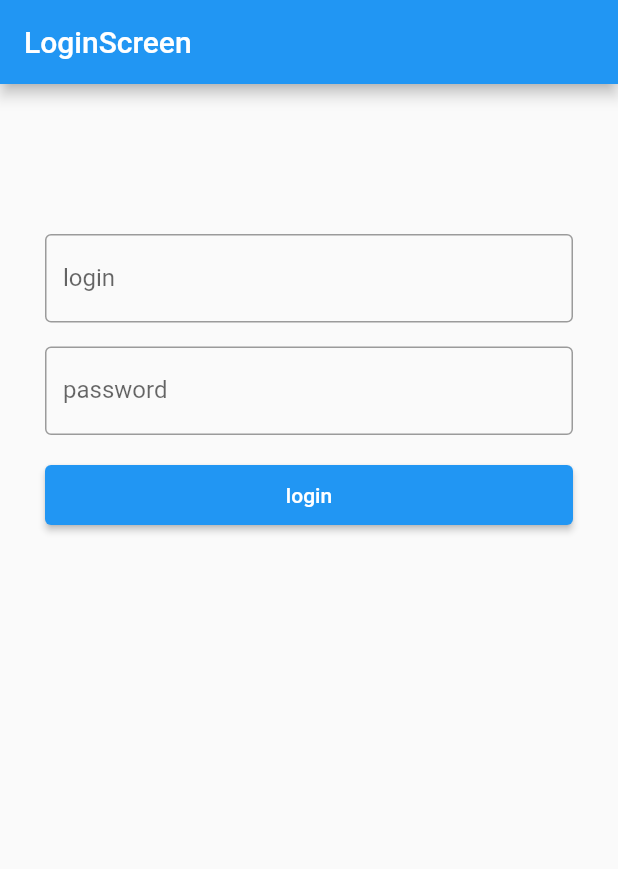
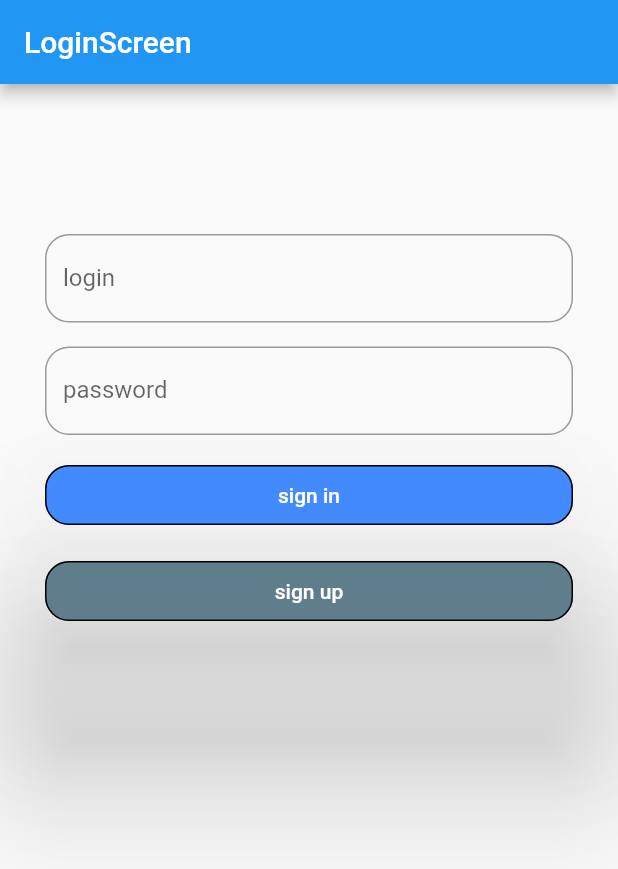
Before and after one commit to MikhailPoltavskiy/client_it, a Flutter app: the screen it shows after launch, on a phone screen of 412 x 824 dp. Shown: the top 869 px of the screen. Run offline on Flutter 3.47's test engine with Material 2 defaults, Android fonts, the phone set to English and light mode, and no system bars; our stand-ins replace dio, flutter_bloc, freezed_annotation, get_it, injectable.

Commit message:
lesson 5.14

```diff
--- /dev/null
+++ b/lib/app/ui/components/app_text_button.dart
@@ -0,0 +1,35 @@
+import 'package:flutter/material.dart';
+
+class AppTextButton extends StatelessWidget {
+  const AppTextButton({
+    super.key,
+    required this.onPressed,
+    required this.textButton,
+    this.backgroundColor = Colors.blueAccent,
+  });
+
+  final VoidCallback onPressed;
+  final String textButton;
+  final Color backgroundColor;
+
+  @override
+  Widget build(BuildContext context) {
+    return ElevatedButton(
+      onPressed: onPressed,
+      style: ButtonStyle(
+          backgroundColor: MaterialStateProperty.all<Color>(backgroundColor),
+          elevation: MaterialStateProperty.all<double>(50),
+          shape: MaterialStateProperty.all<RoundedRectangleBorder>(
+              RoundedRectangleBorder(
+            borderRadius: BorderRadius.circular(16),
+            side: const BorderSide(
+              color: Colors.black,
+            ),
+          )),
+          fixedSize: MaterialStateProperty.all<Size>(
+            const Size(double.maxFinite, 40),
+          )),
+      child: Text(textButton),
+    );
+  }
+}
--- /dev/null
+++ b/lib/app/ui/components/app_text_field.dart
@@ -0,0 +1,37 @@
+import 'package:flutter/material.dart';
+
+class AppTextField extends StatelessWidget {
+  const AppTextField({
+    super.key,
+    required this.controller,
+    required this.labelText,
+    this.obscureText = false,
+  });
+
+  final TextEditingController controller;
+  final String labelText;
+  final bool obscureText;
+
+  @override
+  Widget build(BuildContext context) {
+    return TextFormField(
+      obscureText: obscureText,
+      validator: emptyValidator,
+      maxLines: 1,
+      controller: controller,
+      decoration: InputDecoration(
+        labelText: labelText,
+        border: OutlineInputBorder(
+          borderRadius: BorderRadius.circular(16),
+        ),
+      ),
+    );
+  }
+
+  String? emptyValidator(String? value) {
+    if (value?.isEmpty == true) {
+      return 'cannot be empty';
+    }
+    return null;
+  }
+}
--- a/lib/feature/auth/ui/login_screen.dart
+++ b/lib/feature/auth/ui/login_screen.dart
@@ -1,3 +1,5 @@
+import 'package:client_it/app/ui/components/app_text_button.dart';
+import 'package:client_it/app/ui/components/app_text_field.dart';
 import 'package:flutter/material.dart';
 
 class LoginScreen extends StatelessWidget {
@@ -20,42 +22,37 @@ class LoginScreen extends StatelessWidget {
             padding: const EdgeInsets.only(left: 30, right: 30, top: 100),
             child: Column(
               children: [
-                TextFormField(
-                  validator: emptyValidator,
-                  maxLines: 1,
+                AppTextField(
                   controller: controllerLogin,
-                  decoration: const InputDecoration(
-                    labelText: 'login',
-                    border: OutlineInputBorder(),
-                  ),
+                  labelText: 'login',
                 ),
                 const SizedBox(
                   height: 16,
                 ),
-                TextFormField(
-                  validator: emptyValidator,
-                  maxLines: 1,
+                AppTextField(
+                  obscureText: true,
                   controller: controllerPassword,
-                  decoration: const InputDecoration(
-                    labelText: 'password',
-                    border: OutlineInputBorder(),
-                  ),
+                  labelText: 'password',
                 ),
                 const SizedBox(
                   height: 16,
                 ),
-                ElevatedButton(
+                AppTextButton(
                   onPressed: () {
                     if (formKey.currentState?.validate() == true) {
                       print('OK');
                     }
                   },
-                  style: ButtonStyle(
-                      fixedSize: MaterialStateProperty.all<Size>(
-                    const Size(double.maxFinite, 40),
-                  )),
-                  child: const Text('login'),
-                )
+                  textButton: 'sign in',
+                ),
+                const SizedBox(
+                  height: 16,
+                ),
+                AppTextButton(
+                  backgroundColor: Colors.blueGrey,
+                  onPressed: () {},
+                  textButton: 'sign up',
+                ),
               ],
             ),
           ),
@@ -63,11 +60,4 @@ class LoginScreen extends StatelessWidget {
       ),
     );
   }
-
-  String? emptyValidator(String? value) {
-    if (value?.isEmpty == true) {
-      return 'cannot be empty';
-    }
-    return null;
-  }
 }
```
